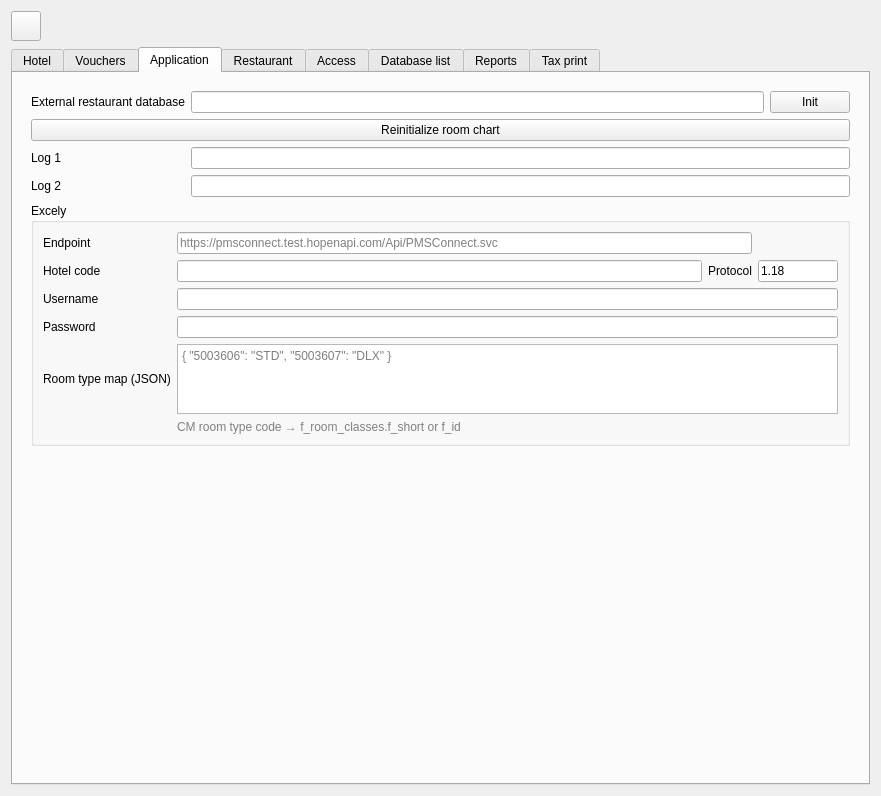
Old version of the form Resort/wglobaldbconfig.ui in the repository End1-1/Resort.
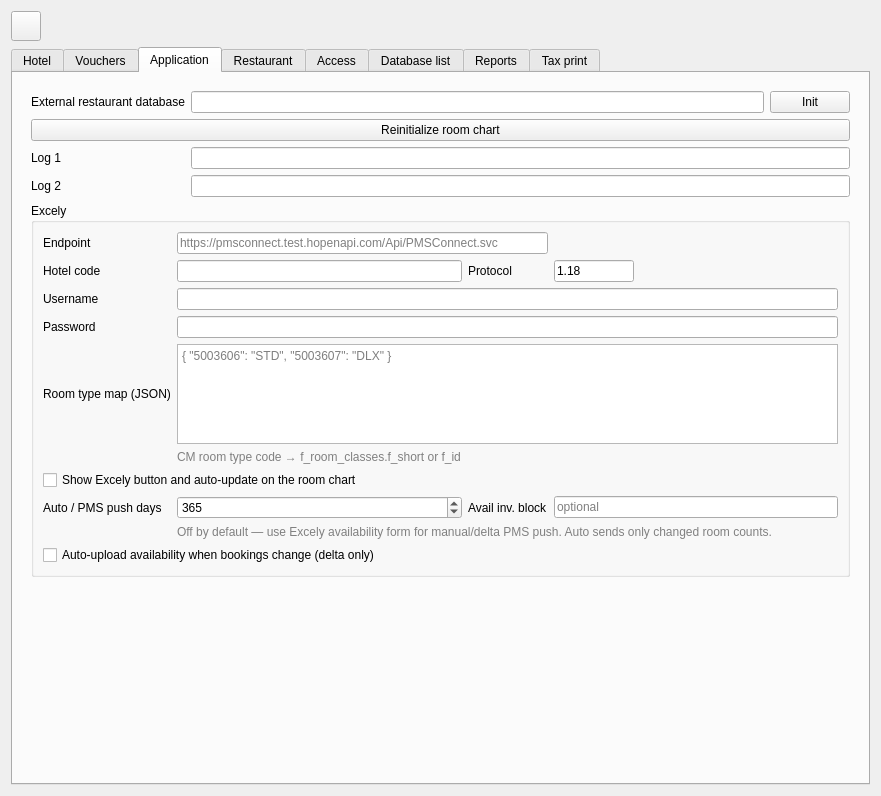
New version of the form. The open tabs and pages were chosen to show the change. Icons and pictures are not drawn. Custom widgets are drawn as their Qt base class.

```diff
--- a/Resort/wglobaldbconfig.ui
+++ b/Resort/wglobaldbconfig.ui
@@ -943,6 +943,73 @@
                </property>
               </widget>
              </item>
+             <item row="6" column="0" colspan="4">
+              <widget class="QCheckBox" name="chExcelyChart">
+               <property name="text">
+                <string>Show Excely button and auto-update on the room chart</string>
+               </property>
+               <property name="checked">
+                <bool>false</bool>
+               </property>
+              </widget>
+             </item>
+             <item row="9" column="0" colspan="4">
+              <widget class="QCheckBox" name="chExcelyAutoAvail">
+               <property name="text">
+                <string>Auto-upload availability when bookings change (delta only)</string>
+               </property>
+               <property name="checked">
+                <bool>false</bool>
+               </property>
+              </widget>
+             </item>
+             <item row="7" column="0">
+              <widget class="QLabel" name="lbExcelyAvailDays">
+               <property name="text">
+                <string>Auto / PMS push days</string>
+               </property>
+              </widget>
+             </item>
+             <item row="7" column="1">
+              <widget class="QSpinBox" name="spExcelyAvailDays">
+               <property name="minimum">
+                <number>1</number>
+               </property>
+               <property name="maximum">
+                <number>730</number>
+               </property>
+               <property name="value">
+                <number>365</number>
+               </property>
+              </widget>
+             </item>
+             <item row="7" column="2">
+              <widget class="QLabel" name="lbExcelyAvailInvBlock">
+               <property name="text">
+                <string>Avail inv. block</string>
+               </property>
+              </widget>
+             </item>
+             <item row="7" column="3">
+              <widget class="QLineEdit" name="leExcelyAvailInvBlock">
+               <property name="placeholderText">
+                <string>optional</string>
+               </property>
+              </widget>
+             </item>
+             <item row="8" column="1" colspan="3">
+              <widget class="QLabel" name="lbExcelyAutoAvailHint">
+               <property name="styleSheet">
+                <string notr="true">color: gray;</string>
+               </property>
+               <property name="wordWrap">
+                <bool>true</bool>
+               </property>
+               <property name="text">
+                <string>Off by default — use Excely availability form for manual/delta PMS push. Auto sends only changed room counts.</string>
+               </property>
+              </widget>
+             </item>
             </layout>
            </widget>
           </item>
```
